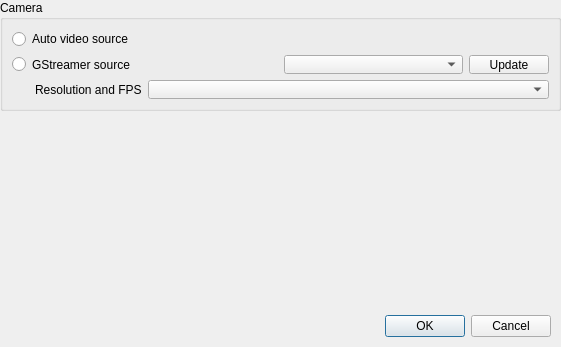
Qt form preferences.ui (aliakseis/webrtc-ui) before a commit.
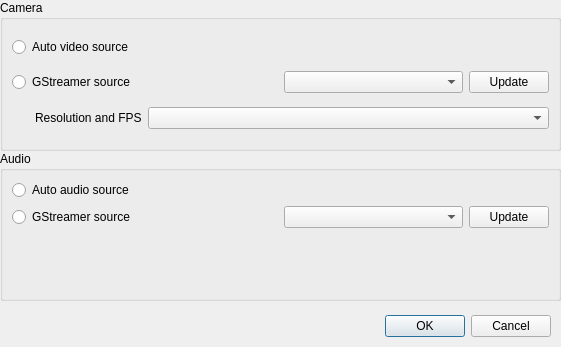
The same form after that commit.

Commit message: audio info

The edit to the form file:
```diff
--- a/preferences.ui
+++ b/preferences.ui
@@ -25,10 +25,10 @@
      <x>0</x>
      <y>0</y>
      <width>561</width>
-     <height>111</height>
+     <height>301</height>
     </rect>
    </property>
-   <layout class="QHBoxLayout" name="horizontalLayout_4" stretch="0">
+   <layout class="QVBoxLayout" name="horizontalLayout_4" stretch="0,0">
     <property name="spacing">
      <number>0</number>
     </property>
@@ -143,6 +143,101 @@
       </layout>
      </widget>
     </item>
+    <item>
+     <widget class="QGroupBox" name="groupBox_audio">
+      <property name="sizePolicy">
+       <sizepolicy hsizetype="MinimumExpanding" vsizetype="MinimumExpanding">
+        <horstretch>0</horstretch>
+        <verstretch>0</verstretch>
+       </sizepolicy>
+      </property>
+      <property name="title">
+       <string>Audio</string>
+      </property>
+      <layout class="QGridLayout" name="gridLayout_4">
+       <item row="1" column="0">
+        <widget class="QRadioButton" name="gstreamerAudioSource">
+         <property name="text">
+          <string>GStreamer source</string>
+         </property>
+        </widget>
+       </item>
+       <item row="1" column="1">
+        <layout class="QHBoxLayout" name="horizontalLayout_2">
+         <item>
+          <widget class="QComboBox" name="comboBox_audio">
+           <property name="sizePolicy">
+            <sizepolicy hsizetype="Minimum" vsizetype="Fixed">
+             <horstretch>0</horstretch>
+             <verstretch>0</verstretch>
+            </sizepolicy>
+           </property>
+          </widget>
+         </item>
+         <item>
+          <widget class="QPushButton" name="pushButton_update_audio_list">
+           <property name="sizePolicy">
+            <sizepolicy hsizetype="Maximum" vsizetype="Fixed">
+             <horstretch>0</horstretch>
+             <verstretch>0</verstretch>
+            </sizepolicy>
+           </property>
+           <property name="toolTip">
+            <string>
+                     Click to update the list of available
+                     audio inputs. Useful if connection and USB audio
+                   </string>
+           </property>
+           <property name="text">
+            <string>Update</string>
+           </property>
+          </widget>
+         </item>
+        </layout>
+       </item>
+       <item row="2" column="0" colspan="2">
+        <layout class="QHBoxLayout" name="verticalLayout_9">
+         <item>
+          <widget class="QLabel" name="label_audio">
+           <property name="sizePolicy">
+            <sizepolicy hsizetype="Fixed" vsizetype="Preferred">
+             <horstretch>0</horstretch>
+             <verstretch>0</verstretch>
+            </sizepolicy>
+           </property>
+           <property name="text">
+            <string/>
+           </property>
+          </widget>
+         </item>
+         <item>
+          <spacer name="horizontalSpacer">
+           <property name="orientation">
+            <enum>Qt::Horizontal</enum>
+           </property>
+           <property name="sizeType">
+            <enum>QSizePolicy::Minimum</enum>
+           </property>
+           <property name="sizeHint" stdset="0">
+            <size>
+             <width>10</width>
+             <height>20</height>
+            </size>
+           </property>
+          </spacer>
+         </item>
+        </layout>
+       </item>
+       <item row="0" column="0">
+        <widget class="QRadioButton" name="autoAudioSrc">
+         <property name="text">
+          <string>Auto audio source</string>
+         </property>
+        </widget>
+       </item>
+      </layout>
+     </widget>
+    </item>
    </layout>
   </widget>
   <widget class="QDialogButtonBox" name="buttonBox">
```
The commit also changes 4 other files.
